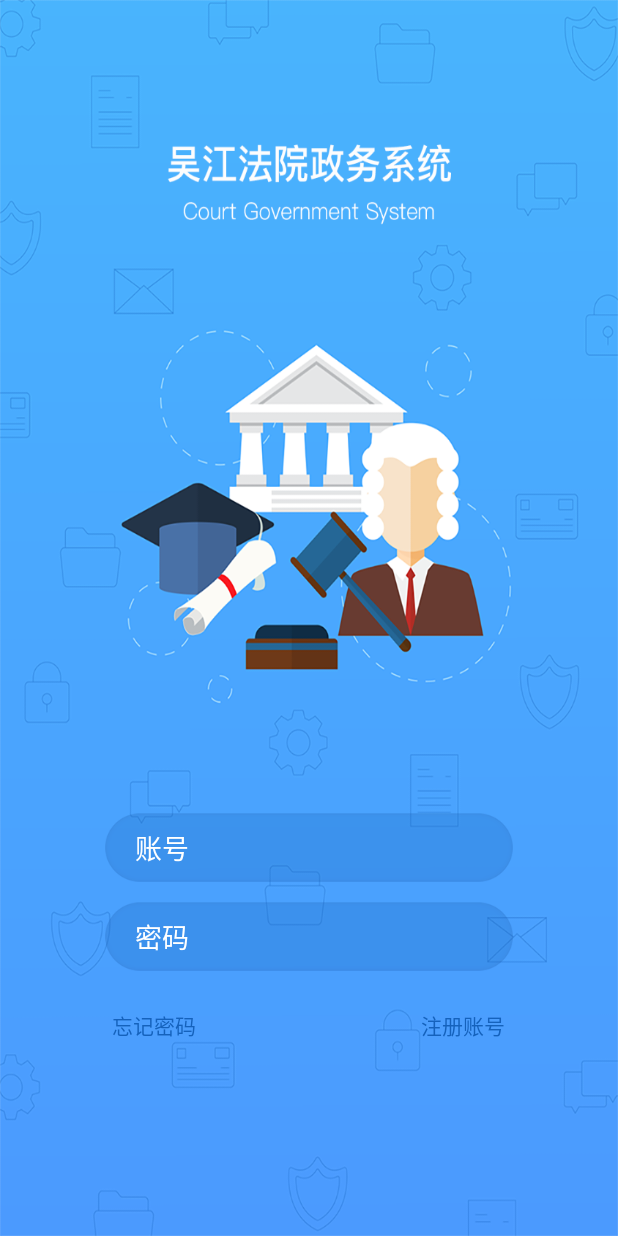
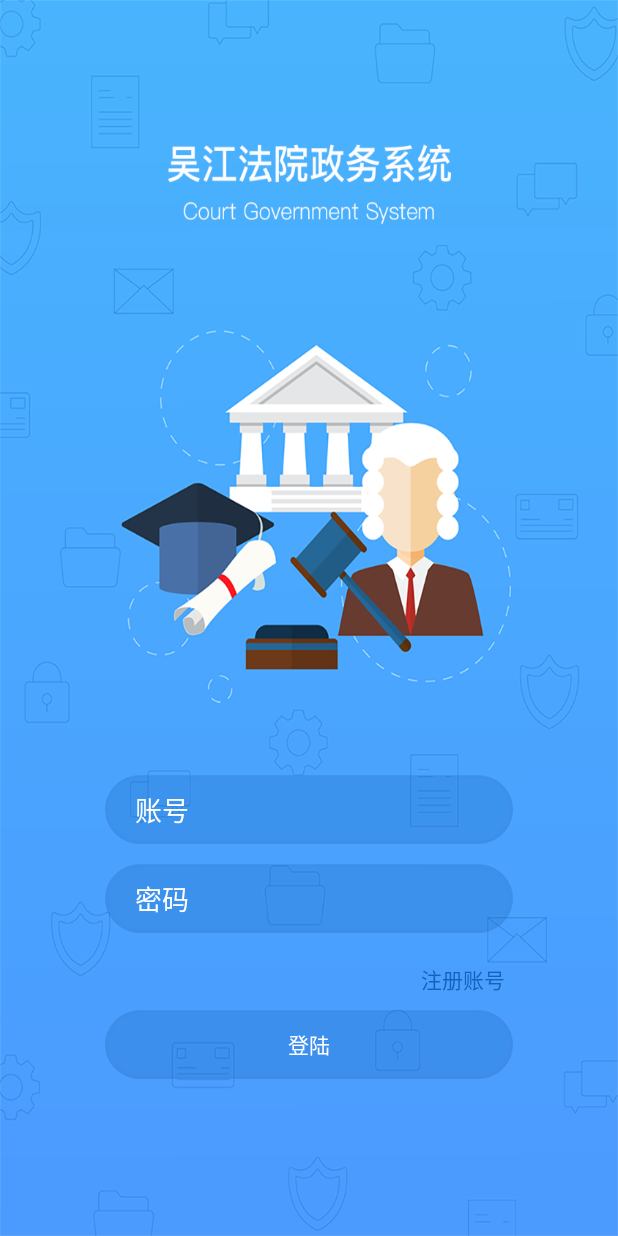
Before and after one commit to lingchendehuxi/court, an Android app: the Login_My_activity screen opened directly, with no data from a screen before it, on a phone screen of 412 x 824 dp. Run offline under Robolectric (Android 15) with nearby library versions, the phone set to English and light mode, and no system bars.

Commit message:
接口修改

```diff
--- a/app/src/main/java/com/court/oa/project/activity/Register_My_activity.java
+++ b/app/src/main/java/com/court/oa/project/activity/Register_My_activity.java
@@ -13,6 +13,7 @@
 import com.court.oa.project.R;
 import com.court.oa.project.application.MyApplication;
 import com.court.oa.project.contants.Contants;
+import com.court.oa.project.contants.HttpNames;
 import com.court.oa.project.okhttp.OkHttpManager;
 import com.court.oa.project.tool.FitStateUI;
 import com.court.oa.project.utils.MD5Utils;
@@ -84,7 +85,7 @@
         parameters.put("userName", StrPhone);
         parameters.put("pwd", strPass);
         OkHttpManager.postAsync(
-                "http://114.55.248.239:8089/api/regist", parameters,
+                HttpNames.SERVER_NAME_REGIST, parameters,
                 Register_My_activity.this, null, Contants.REGIST_FOR_USER);
     }
 
@@ -96,12 +97,13 @@
     @Override
     public void requestSuccess(String result, String method) throws Exception {
         JSONObject object = new JSONObject(result);
+        Log.d("aaa","Register_My_activity : " + object.toString());
         switch (method) {
             case Contants.REGIST_FOR_USER:
                 if (object.getInt("code") == 1) {
-                    ToastUtil.show(Register_My_activity.this,object.getString("msg"));
                 } else {
                 }
+                ToastUtil.show(Register_My_activity.this,object.getString("msg"));
                 break;
 
             default:
--- a/app/src/main/java/com/court/oa/project/okhttp/OkHttpManager.java
+++ b/app/src/main/java/com/court/oa/project/okhttp/OkHttpManager.java
@@ -7,6 +7,8 @@
 import android.os.Looper;
 import android.util.Log;
 
+
+import com.court.oa.project.contants.HttpNames;
 
 import org.json.JSONObject;
 
@@ -341,14 +343,14 @@
     	if(callBack instanceof Activity){
     		if(HttpUtil.isCheckNet((Activity)callBack)){
     			DailogShow.showWaitDialog((Activity)callBack);
-    			getInstance().inner_postAsync(url, params, callBack,headersParams,method);
+    			getInstance().inner_postAsync(HttpNames.SERVER_ADDRESS + url, params, callBack,headersParams,method);
     		}else{
     			HttpUtil.showToast((Activity)callBack, "请检查网络");
     		}
     	}else{
     		if(HttpUtil.isCheckNet(((android.support.v4.app.Fragment) callBack).getActivity())){
     			DailogShow.showWaitDialog(((android.support.v4.app.Fragment)callBack).getActivity());
-    			getInstance().inner_postAsync(url, params, callBack,headersParams,method);
+    			getInstance().inner_postAsync(HttpNames.SERVER_ADDRESS + url, params, callBack,headersParams,method);
     		}else{
     			HttpUtil.showToast(((android.support.v4.app.Fragment) callBack).getActivity(), "请检查网络");
     		}
--- a/app/src/main/res/layout/activity_login.xml
+++ b/app/src/main/res/layout/activity_login.xml
@@ -27,6 +27,8 @@
             android:background="@mipmap/register_edit"
             android:hint="账号"
             android:paddingLeft="20dp"
+            android:maxLength="20"
+            android:inputType="phone"
             android:textColorLink="@color/login_blow_white"
             android:textColorHint="@android:color/white" />
 
@@ -38,19 +40,22 @@
             android:background="@mipmap/register_edit"
             android:hint="密码"
             android:paddingLeft="20dp"
+            android:maxLength="20"
+            android:inputType="textPassword"
             android:textColorLink="@color/login_blow_white"
             android:textColorHint="@android:color/white" />
         <LinearLayout
             android:layout_width="match_parent"
             android:layout_height="wrap_content"
             android:orientation="horizontal"
-            android:layout_marginTop="25dp">
+            android:layout_marginTop="20dp">
             <TextView
                 android:layout_width="0dp"
                 android:layout_weight="1"
                 android:layout_height="wrap_content"
                 android:gravity="center"
                 android:text="忘记密码"
+                android:visibility="invisible"
                 android:textColor="@color/login_password"/>
             <TextView
                 android:id="@+id/regist_acount"
@@ -62,6 +67,16 @@
                 android:textColor="@color/login_password"/>
         </LinearLayout>
 
+        <TextView
+            android:id="@+id/tv_login"
+            android:layout_width="wrap_content"
+            android:layout_height="wrap_content"
+            android:background="@mipmap/register_edit"
+            android:gravity="center"
+            android:text="登陆"
+            android:layout_marginTop="10dp"
+            android:textColor="@android:color/white" />
+
     </LinearLayout>
 
 
```
Also changed, not shown: app/src/main/java/com/court/oa/project/activity/Login_My_activity.java (+28 -26 lines), app/src/main/java/com/court/oa/project/contants/HttpNames.java (added, +14 -0 lines).
